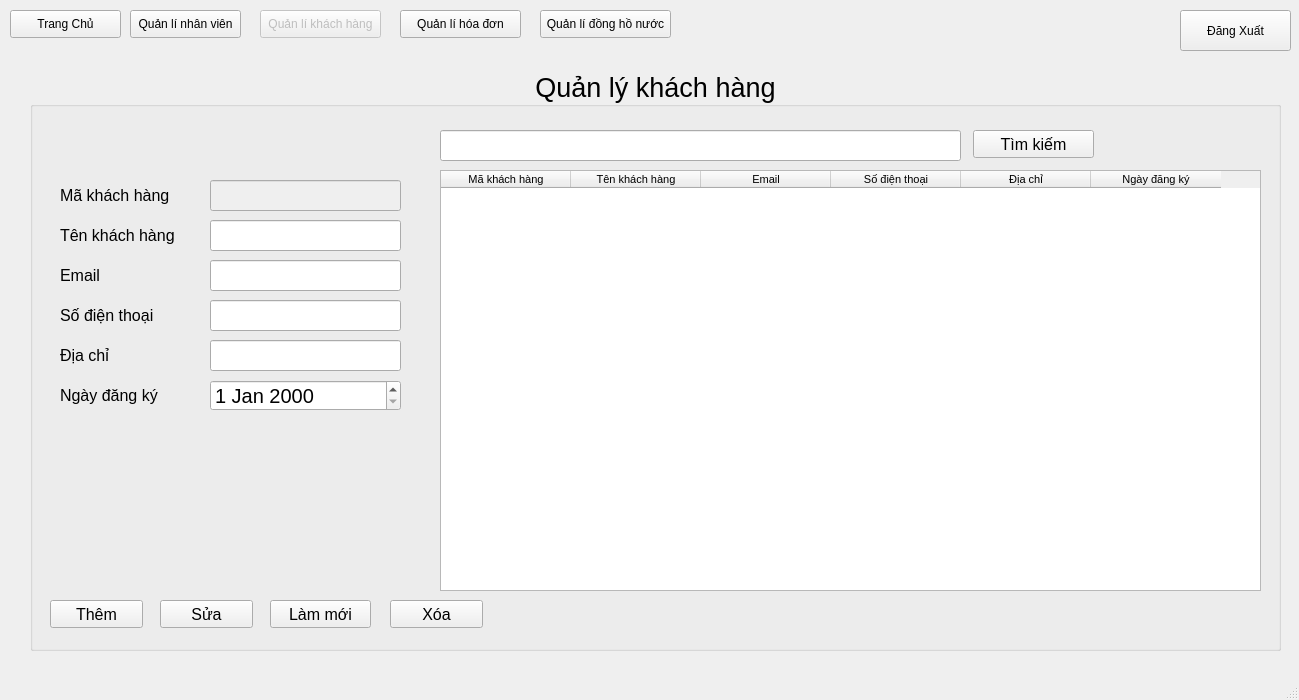
Old version of the form GUI/UI/QuanLyKhachHang.ui in the repository MinhVi2004/WaterManagement.
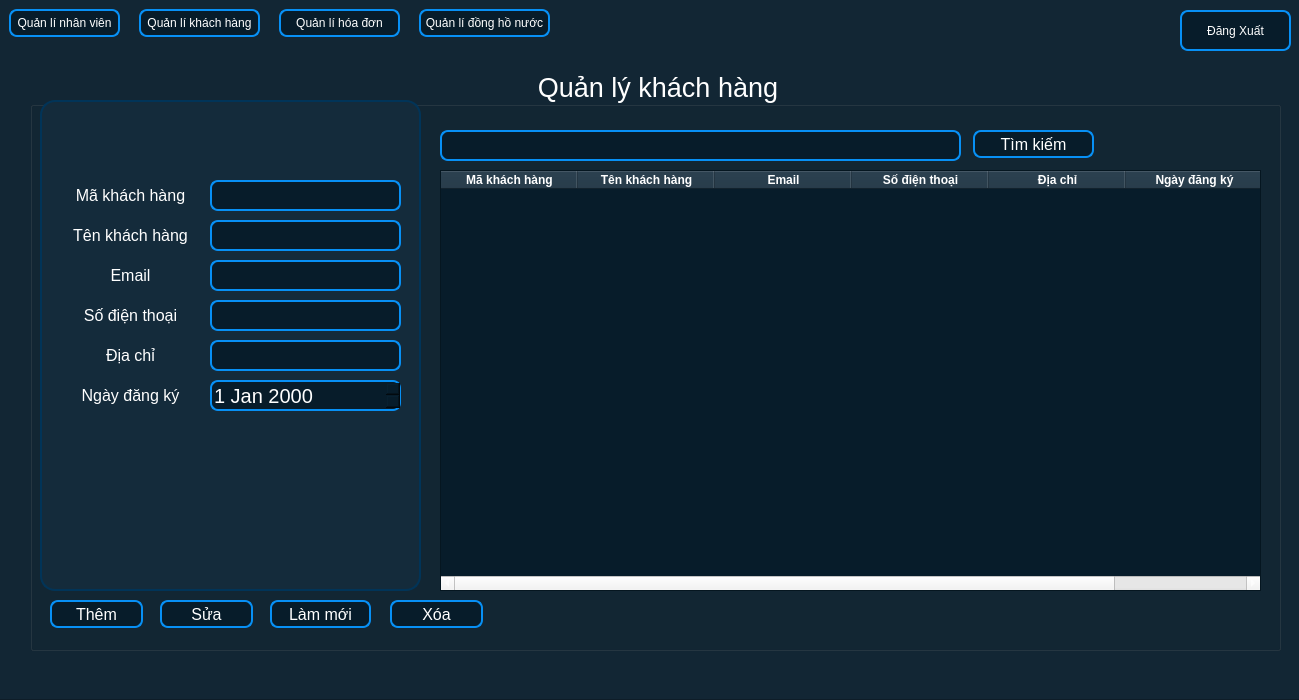
New version of the form.

Commit message: dark theme + xóa nút home

What changed in the file:
```diff
--- a/GUI/UI/QuanLyKhachHang.ui
+++ b/GUI/UI/QuanLyKhachHang.ui
@@ -28,6 +28,9 @@
       <pointsize>20</pointsize>
      </font>
     </property>
+    <property name="styleSheet">
+     <string notr="true">color: white;</string>
+    </property>
     <property name="title">
      <string>Quản lý khách hàng</string>
     </property>
@@ -48,6 +51,12 @@
        <pointsize>12</pointsize>
       </font>
      </property>
+     <property name="styleSheet">
+      <string notr="true">background-color: rgb(7, 28, 42);
+border: 2px solid rgb(7, 144, 245);   /* Blue border */
+border-radius: 8px;
+color:white;</string>
+     </property>
      <property name="text">
       <string>Thêm</string>
      </property>
@@ -66,6 +75,12 @@
        <pointsize>12</pointsize>
       </font>
      </property>
+     <property name="styleSheet">
+      <string notr="true">background-color: rgb(7, 28, 42);
+border: 2px solid rgb(7, 144, 245);   /* Blue border */
+border-radius: 8px;
+color:white;</string>
+     </property>
      <property name="text">
       <string>Sửa</string>
      </property>
@@ -84,6 +99,12 @@
        <pointsize>12</pointsize>
       </font>
      </property>
+     <property name="styleSheet">
+      <string notr="true">background-color: rgb(7, 28, 42);
+border: 2px solid rgb(7, 144, 245);   /* Blue border */
+border-radius: 8px;
+color:white;</string>
+     </property>
      <property name="text">
       <string>Xóa</string>
      </property>
@@ -102,9 +123,15 @@
        <pointsize>12</pointsize>
       </font>
      </property>
+     <property name="styleSheet">
+      <string notr="true"/>
+     </property>
      <property name="text">
       <string>Mã khách hàng</string>
      </property>
+     <property name="alignment">
+      <set>Qt::AlignCenter</set>
+     </property>
     </widget>
     <widget class="QLineEdit" name="maKH">
      <property name="enabled">
@@ -123,6 +150,12 @@
        <pointsize>10</pointsize>
       </font>
      </property>
+     <property name="styleSheet">
+      <string notr="true">background-color: rgb(7, 28, 42);
+border: 2px solid rgb(7, 144, 245);   /* Blue border */
+border-radius: 8px;
+color:white;</string>
+     </property>
     </widget>
     <widget class="QLineEdit" name="tenKH">
      <property name="geometry">
@@ -138,6 +171,12 @@
        <pointsize>10</pointsize>
       </font>
      </property>
+     <property name="styleSheet">
+      <string notr="true">background-color: rgb(7, 28, 42);
+border: 2px solid rgb(7, 144, 245);   /* Blue border */
+border-radius: 8px;
+color:white;</string>
+     </property>
      <property name="text">
       <string/>
      </property>
@@ -156,9 +195,15 @@
        <pointsize>12</pointsize>
       </font>
      </property>
+     <property name="styleSheet">
+      <string notr="true"/>
+     </property>
      <property name="text">
       <string>Tên khách hàng</string>
      </property>
+     <property name="alignment">
+      <set>Qt::AlignCenter</set>
+     </property>
     </widget>
     <widget class="QLineEdit" name="address">
      <property name="geometry">
@@ -174,6 +219,12 @@
        <pointsize>10</pointsize>
       </font>
      </property>
+     <property name="styleSheet">
+      <string notr="true">background-color: rgb(7, 28, 42);
+border: 2px solid rgb(7, 144, 245);   /* Blue border */
+border-radius: 8px;
+color:white;</string>
+     </property>
     </widget>
     <widget class="QLabel" name="label_3">
      <property name="geometry">
@@ -189,9 +240,15 @@
        <pointsize>12</pointsize>
       </font>
      </property>
+     <property name="styleSheet">
+      <string notr="true"/>
+     </property>
      <property name="text">
       <string>Địa chỉ</string>
      </property>
+     <property name="alignment">
+      <set>Qt::AlignCenter</set>
+     </property>
     </widget>
     <widget class="QLineEdit" name="phone">
      <property name="geometry">
@@ -207,6 +264,12 @@
        <pointsize>10</pointsize>
       </font>
      </property>
+     <property name="styleSheet">
+      <string notr="true">background-color: rgb(7, 28, 42);
+border: 2px solid rgb(7, 144, 245);   /* Blue border */
+border-radius: 8px;
+color:white;</string>
+     </property>
     </widget>
     <widget class="QLabel" name="label_4">
      <property name="geometry">
@@ -222,9 +285,15 @@
        <pointsize>12</pointsize>
       </font>
      </property>
+     <property name="styleSheet">
+      <string notr="true"/>
+     </property>
      <property name="text">
       <string>Số điện thoại</string>
      </property>
+     <property name="alignment">
+      <set>Qt::AlignCenter</set>
+     </property>
     </widget>
     <widget class="QLabel" name="label_5">
      <property name="geometry">
@@ -240,9 +309,15 @@
        <pointsize>12</pointsize>
       </font>
      </property>
+     <property name="styleSheet">
+      <string notr="true"/>
+     </property>
      <property name="text">
       <string>Ngày đăng ký</string>
      </property>
+     <property name="alignment">
+      <set>Qt::AlignCenter</set>
+     </property>
     </widget>
     <widget class="QPushButton" name="btnReset">
      <property name="geometry">
@@ -258,6 +333,12 @@
        <pointsize>12</pointsize>
       </font>
      </property>
+     <property name="styleSheet">
+      <string notr="true">background-color: rgb(7, 28, 42);
+border: 2px solid rgb(7, 144, 245);   /* Blue border */
+border-radius: 8px;
+color:white;</string>
+     </property>
      <property name="text">
       <string>Làm mới</string>
      </property>
@@ -276,6 +357,12 @@
        <pointsize>12</pointsize>
       </font>
      </property>
+     <property name="styleSheet">
+      <string notr="true">background-color: rgb(7, 28, 42);
+border: 2px solid rgb(7, 144, 245);   /* Blue border */
+border-radius: 8px;
+color:white;</string>
+     </property>
      <property name="text">
       <string>Tìm kiếm</string>
      </property>
@@ -294,6 +381,12 @@
        <pointsize>10</pointsize>
       </font>
      </property>
+     <property name="styleSheet">
+      <string notr="true">background-color: rgb(7, 28, 42);
+border: 2px solid rgb(7, 144, 245);   /* Blue border */
+border-radius: 8px;
+color:white;</string>
+     </property>
     </widget>
     <widget class="QTableWidget" name="List">
      <property name="geometry">
@@ -312,9 +405,49 @@
      </property>
      <property name="font">
       <font>
-       <pointsize>8</pointsize>
+       <pointsize>-1</pointsize>
       </font>
      </property>
+     <property name="styleSheet">
+      <string notr="true">QTableWidget {
+    background-color: rgb(7, 28, 42);     /* cell background */
+    color: white;                  /* text color */
+    gridline-color: #dcdcdc;         /* grid line color */
+    font-size: 14px;
+}
+
+QTableWidget::item:selected {
+    background-color: #85c1e9;       /* selected row background */
+    color: white;                    /* selected text color */
+}
+QHeaderView::section {
+    background-color: rgb(25, 47, 63);
+    color: white;
+    font-weight: bold;
+}
+
+QScrollBar:horizontal {
+    background: rgb(0, 0, 0);
+    height: 10px;
+    margin: 0px;
+}
+
+QScrollBar::handle:horizontal {
+    background: #3498db;
+    min-width: 20px;
+    border-radius: 5px;
+}
+
+QScrollBar::add-line:horizontal,
+QScrollBar::sub-line:horizontal {
+    background: none;
+    width: 0px;
+}
+</string>
+     </property>
+     <property name="selectionBehavior">
+      <enum>QAbstractItemView::SelectRows</enum>
+     </property>
      <property name="textElideMode">
       <enum>Qt::ElideRight</enum>
      </property>
@@ -331,7 +464,7 @@
       <bool>true</bool>
      </property>
      <attribute name="horizontalHeaderDefaultSectionSize">
-      <number>130</number>
+      <number>137</number>
      </attribute>
      <attribute name="verticalHeaderVisible">
       <bool>false</bool>
@@ -381,6 +514,12 @@
        <pointsize>15</pointsize>
       </font>
      </property>
+     <property name="styleSheet">
+      <string notr="true">background-color: rgb(7, 28, 42);
+border: 2px solid rgb(7, 144, 245);   /* Blue border */
+border-radius: 8px;
+color:white;</string>
+     </property>
      <property name="currentSection">
       <enum>QDateTimeEdit::DaySection</enum>
      </property>
@@ -399,6 +538,12 @@
        <pointsize>10</pointsize>
       </font>
      </property>
+     <property name="styleSheet">
+      <string notr="true">background-color: rgb(7, 28, 42);
+border: 2px solid rgb(7, 144, 245);   /* Blue border */
+border-radius: 8px;
+color:white;</string>
+     </property>
     </widget>
     <widget class="QLabel" name="label_6">
      <property name="geometry">
@@ -414,109 +559,57 @@
        <pointsize>12</pointsize>
       </font>
      </property>
+     <property name="styleSheet">
+      <string notr="true"/>
+     </property>
      <property name="text">
       <string>Email</string>
      </property>
+     <property name="alignment">
+      <set>Qt::AlignCenter</set>
+     </property>
     </widget>
-   </widget>
-   <widget class="QPushButton" name="btnHD">
-    <property name="geometry">
-     <rect>
-      <x>400</x>
-      <y>10</y>
-      <width>121</width>
-      <height>28</height>
-     </rect>
-    </property>
-    <property name="styleSheet">
-     <string notr="true"/>
-    </property>
-    <property name="text">
-     <string>Quản lí hóa đơn</string>
-    </property>
-   </widget>
-   <widget class="QPushButton" name="btnKH">
-    <property name="enabled">
-     <bool>false</bool>
-    </property>
-    <property name="geometry">
-     <rect>
-      <x>260</x>
-      <y>10</y>
-      <width>121</width>
-      <height>28</height>
-     </rect>
-    </property>
-    <property name="styleSheet">
-     <string notr="true"/>
-    </property>
-    <property name="text">
-     <string>Quản lí khách hàng</string>
-    </property>
-   </widget>
-   <widget class="QPushButton" name="btnNV">
-    <property name="enabled">
-     <bool>true</bool>
-    </property>
-    <property name="geometry">
-     <rect>
-      <x>130</x>
-      <y>10</y>
-      <width>111</width>
-      <height>28</height>
-     </rect>
-    </property>
-    <property name="font">
-     <font>
-      <kerning>true</kerning>
-     </font>
-    </property>
-    <property name="styleSheet">
-     <string notr="true"/>
-    </property>
-    <property name="text">
-     <string>Quản lí nhân viên</string>
-    </property>
-   </widget>
-   <widget class="QPushButton" name="btnHome">
-    <property name="enabled">
-     <bool>true</bool>
-    </property>
-    <property name="geometry">
-     <rect>
-      <x>10</x>
-      <y>10</y>
-      <width>111</width>
-      <height>28</height>
-     </rect>
-    </property>
-    <property name="font">
-     <font>
-      <kerning>true</kerning>
-     </font>
-    </property>
-    <property name="styleSheet">
-     <string notr="true"/>
-    </property>
-    <property name="text">
-     <string>Trang Chủ</string>
-    </property>
-   </widget>
-   <widget class="QPushButton" name="btnDHN">
-    <property name="geometry">
-     <rect>
-      <x>540</x>
-      <y>10</y>
-      <width>131</width>
-      <height>28</height>
-     </rect>
-    </property>
-    <property name="styleSheet">
-     <string notr="true"/>
-    </property>
-    <property name="text">
-     <string>Quản lí đồng hồ nước</string>
-    </property>
+    <widget class="QFrame" name="frame_2">
+     <property name="geometry">
+      <rect>
+       <x>10</x>
+       <y>30</y>
+       <width>381</width>
+       <height>491</height>
+      </rect>
+     </property>
+     <property name="styleSheet">
+      <string notr="true">background-color: rgb(20, 43, 59);
+ border: 2px solid rgb(1, 52, 88);      /* Blue outline */
+    border-radius: 15px;            /* Rounded corners */</string>
+     </property>
+     <property name="frameShape">
+      <enum>QFrame::StyledPanel</enum>
+     </property>
+     <property name="frameShadow">
+      <enum>QFrame::Raised</enum>
+     </property>
+    </widget>
+    <zorder>frame_2</zorder>
+    <zorder>btnAdd</zorder>
+    <zorder>btnEdit</zorder>
+    <zorder>btnDel</zorder>
+    <zorder>label</zorder>
+    <zorder>maKH</zorder>
+    <zorder>tenKH</zorder>
+    <zorder>label_2</zorder>
+    <zorder>address</zorder>
+    <zorder>label_3</zorder>
+    <zorder>phone</zorder>
+    <zorder>label_4</zorder>
+    <zorder>label_5</zorder>
+    <zorder>btnReset</zorder>
+    <zorder>searchbutton</zorder>
+    <zorder>search</zorder>
+    <zorder>List</zorder>
+    <zorder>dateDK</zorder>
+    <zorder>email</zorder>
+    <zorder>label_6</zorder>
    </widget>
    <widget class="QPushButton" name="btnDangXuat">
     <property name="geometry">
@@ -527,22 +620,126 @@
       <height>41</height>
      </rect>
     </property>
+    <property name="styleSheet">
+     <string notr="true">background-color: rgb(7, 28, 42);
+border: 2px solid rgb(7, 144, 245);   /* Blue border */
+border-radius: 8px;
+color:white;</string>
+    </property>
     <property name="text">
      <string>Đăng Xuất</string>
     </property>
    </widget>
+   <widget class="QFrame" name="frame">
+    <property name="geometry">
+     <rect>
+      <x>-1</x>
+      <y>-1</y>
+      <width>1301</width>
+      <height>701</height>
+     </rect>
+    </property>
+    <property name="styleSheet">
+     <string notr="true">background-color: rgb(18, 38, 52);</string>
+    </property>
+    <property name="frameShape">
+     <enum>QFrame::StyledPanel</enum>
+    </property>
+    <property name="frameShadow">
+     <enum>QFrame::Raised</enum>
+    </property>
+    <widget class="QPushButton" name="btnDHN">
+     <property name="geometry">
+      <rect>
+       <x>420</x>
+       <y>10</y>
+       <width>131</width>
+       <height>28</height>
+      </rect>
+     </property>
+     <property name="styleSheet">
+      <string notr="true">background-color: rgb(7, 28, 42);
+border: 2px solid rgb(7, 144, 245);   /* Blue border */
+border-radius: 8px;
+color:white;</string>
+     </property>
+     <property name="text">
+      <string>Quản lí đồng hồ nước</string>
+     </property>
+    </widget>
+    <widget class="QPushButton" name="btnHD">
+     <property name="geometry">
+      <rect>
+       <x>280</x>
+       <y>10</y>
+       <width>121</width>
+       <height>28</height>
+      </rect>
+     </property>
+     <property name="styleSheet">
+      <string notr="true">background-color: rgb(7, 28, 42);
+border: 2px solid rgb(7, 144, 245);   /* Blue border */
+border-radius: 8px;
+color:white;</string>
+     </property>
+     <property name="text">
+      <string>Quản lí hóa đơn</string>
+     </property>
+    </widget>
+    <widget class="QPushButton" name="btnNV">
+     <property name="enabled">
+      <bool>true</bool>
+     </property>
+     <property name="geometry">
+      <rect>
+       <x>10</x>
+       <y>10</y>
+       <width>111</width>
+       <height>28</height>
+      </rect>
+     </property>
+     <property name="font">
+      <font>
+       <kerning>true</kerning>
+      </font>
+     </property>
+     <property name="styleSheet">
+      <string notr="true">background-color: rgb(7, 28, 42);
+border: 2px solid rgb(7, 144, 245);   /* Blue border */
+border-radius: 8px;
+color:white;</string>
+     </property>
+     <property name="text">
+      <string>Quản lí nhân viên</string>
+     </property>
+    </widget>
+    <widget class="QPushButton" name="btnKH">
+     <property name="enabled">
+      <bool>false</bool>
+     </property>
+     <property name="geometry">
+      <rect>
+       <x>140</x>
+       <y>10</y>
+       <width>121</width>
+       <height>28</height>
+      </rect>
+     </property>
+     <property name="styleSheet">
+      <string notr="true">background-color: rgb(7, 28, 42);
+border: 2px solid rgb(7, 144, 245);   /* Blue border */
+border-radius: 8px;
+color:white;</string>
+     </property>
+     <property name="text">
+      <string>Quản lí khách hàng</string>
+     </property>
+    </widget>
+   </widget>
+   <zorder>frame</zorder>
+   <zorder>groupBox</zorder>
+   <zorder>btnDangXuat</zorder>
   </widget>
-  <widget class="QMenuBar" name="menubar">
-   <property name="geometry">
-    <rect>
-     <x>0</x>
-     <y>0</y>
-     <width>1299</width>
-     <height>26</height>
-    </rect>
-   </property>
-  </widget>
-  <widget class="QStatusBar" name="statusbar"/>
  </widget>
  <resources/>
  <connections>
```
The commit also changes 13 other files.
